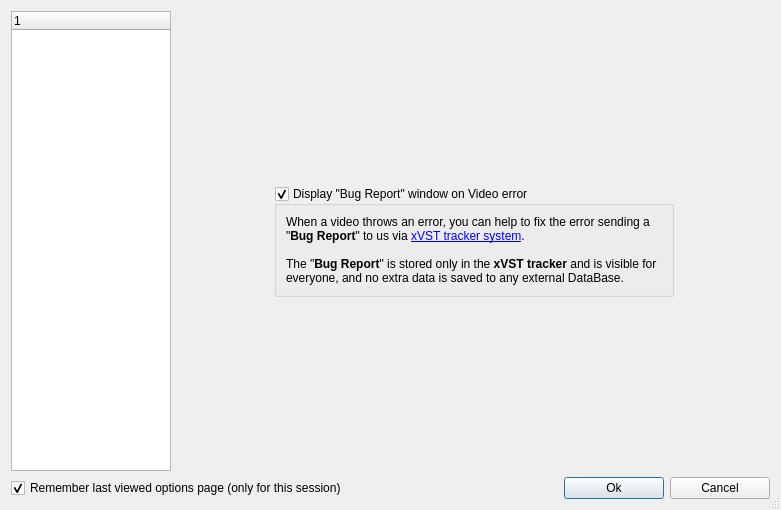
xVST/xVideoServiceThief, file ui/options.ui: the form before one commit.
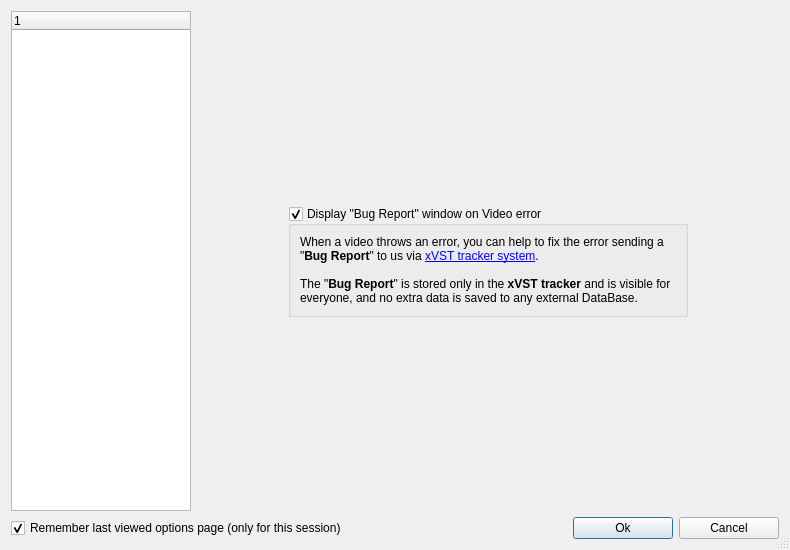
The form after the commit. Icons and pictures are not drawn.

Diff of the .ui file:
```diff
--- a/ui/options.ui
+++ b/ui/options.ui
@@ -6,8 +6,8 @@
    <rect>
     <x>0</x>
     <y>0</y>
-    <width>781</width>
-    <height>510</height>
+    <width>790</width>
+    <height>550</height>
    </rect>
   </property>
   <property name="windowTitle">
@@ -31,7 +31,7 @@
      </property>
      <property name="maximumSize">
       <size>
-       <width>160</width>
+       <width>180</width>
        <height>16777215</height>
       </size>
      </property>
```
Left out of the diff: 63 changed lines with no effect on the pictures.
